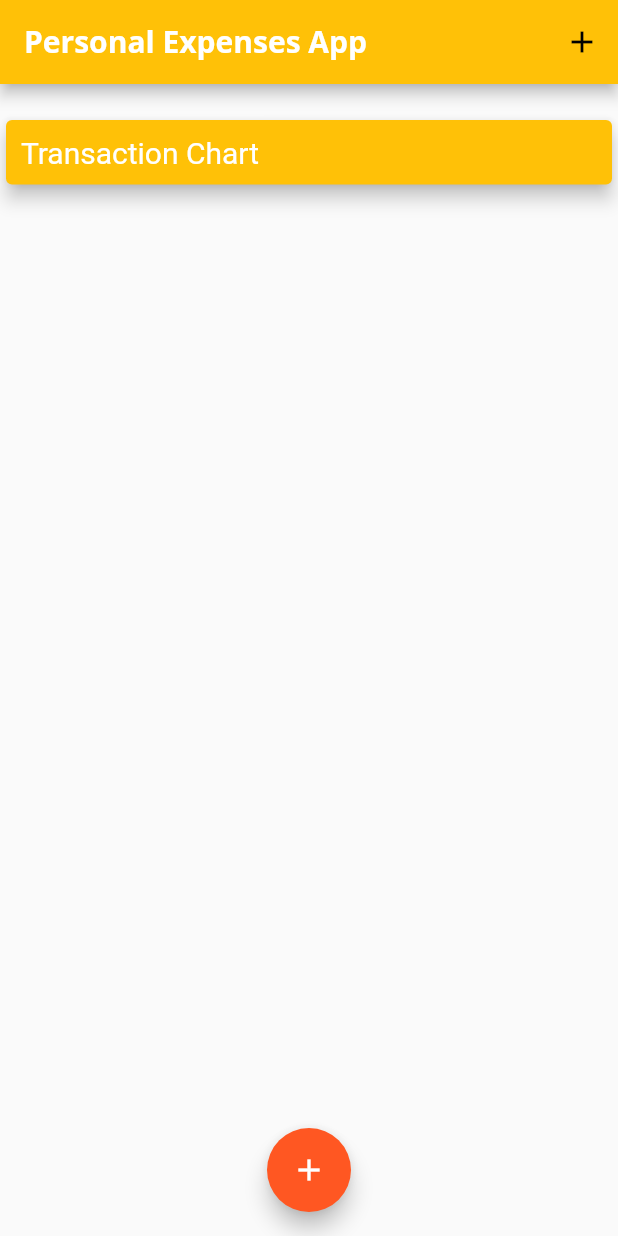
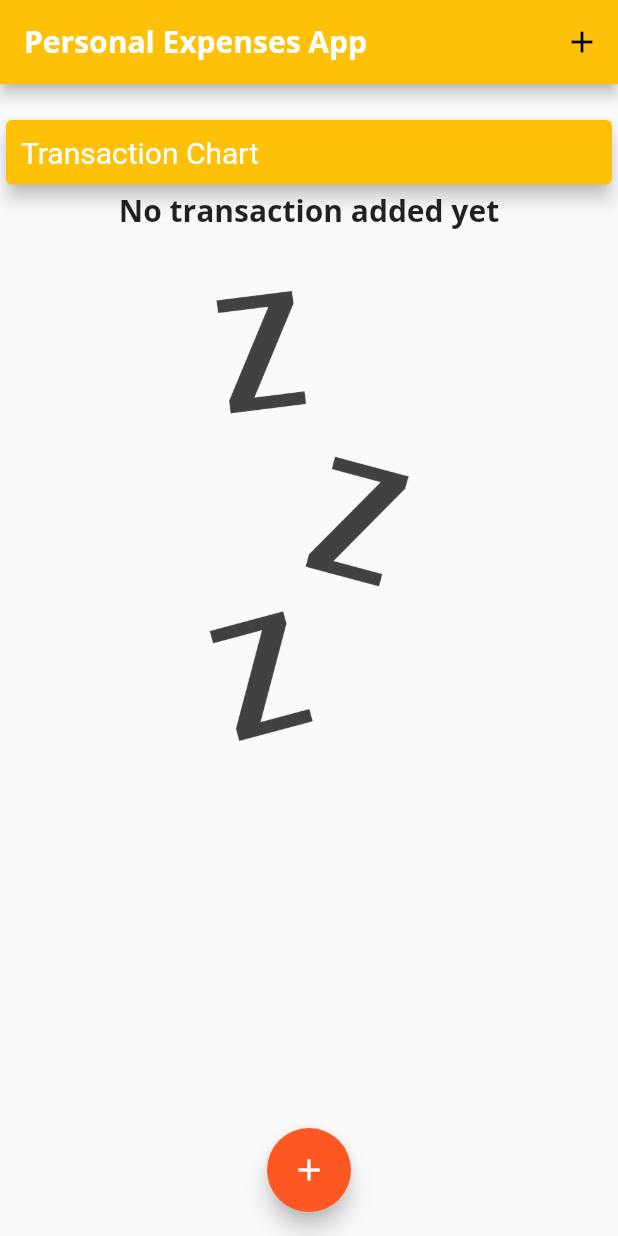
Before and after one commit to ajayy004/hello-flutter, a Flutter app: the screen it shows after launch, on a phone screen of 412 x 824 dp. Run offline on Flutter 3.47's test engine with Material 2 defaults, Android fonts, the phone set to English and light mode, and no system bars.

```diff
--- a/flutter/personal_expenses_app/lib/widgets/transaction_list.dart
+++ b/flutter/personal_expenses_app/lib/widgets/transaction_list.dart
@@ -11,7 +11,24 @@ class TransactionList extends StatelessWidget {
   Widget build(BuildContext context) {
     return Container(
       height: 570,
-      child: ListView.builder(
+      child: transactions.isEmpty
+          ? Column(
+              children: <Widget>[
+                Text(
+                  'No transaction added yet',
+                  style: Theme.of(context).textTheme.title,
+                ),
+                SizedBox(height: 40),
+                Container(
+                  height: 300,
+                  child: Image.asset(
+                    'assets/images/waiting.png',
+                    fit: BoxFit.cover,
+                  ),
+                )
+              ],
+            )
+          : ListView.builder(
               itemBuilder: (ctx, index) {
                 return Card(
                   elevation: 3,
--- a/flutter/personal_expenses_app/pubspec.yaml
+++ b/flutter/personal_expenses_app/pubspec.yaml
@@ -43,7 +43,8 @@ flutter:
   # the material Icons class.
   uses-material-design: true
   # To add assets to your application, add an assets section, like this:
-  # assets:
+  assets:
+    - assets/images/
   #   - images/a_dot_burr.jpeg
   #   - images/a_dot_ham.jpeg
   # An image asset can refer to one or more resolution-specific "variants", see
```
Also changed, not shown: flutter/personal_expenses_app/assets/images/waiting.png (added). Lines whose indentation alone changed are shown as unchanged.
